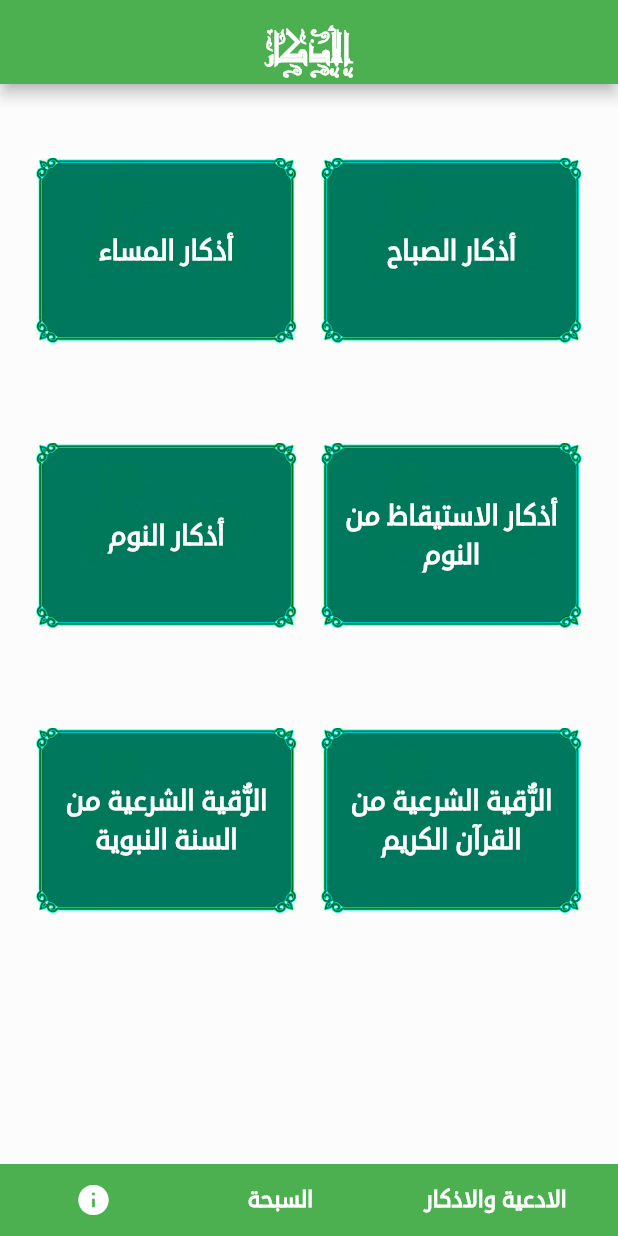
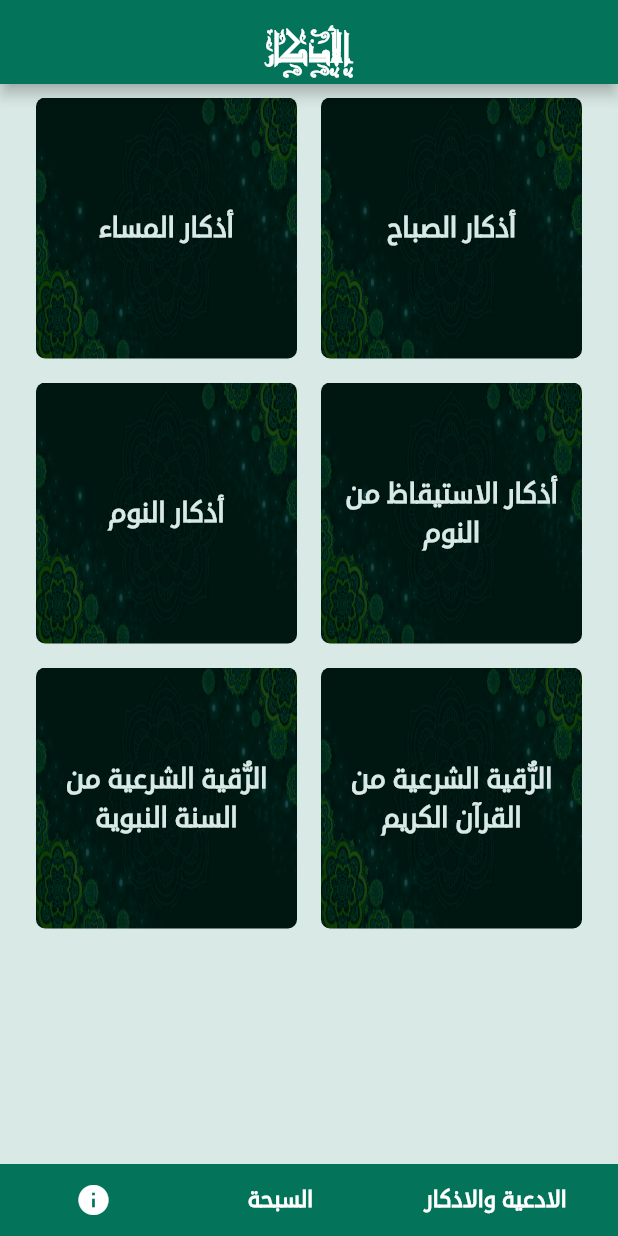
Before and after one commit to saeedhshm/my_sebha, a Flutter app: the screen it shows after launch, on a phone screen of 412 x 824 dp. Run offline on Flutter 3.47's test engine with Material 2 defaults, Android fonts, the phone set to English and light mode, and no system bars; our stand-ins replace flutter_tindercard, sleek_circular_slider, sqflite; missing offline and left inert: flutter_vibrate; accounts and stored records are empty; project files that could hold a hidden picture were left out.

```diff
--- /dev/null
+++ b/lib/generals/app_colors.dart
@@ -0,0 +1,8 @@
+import 'package:flutter/material.dart';
+
+class AppColors{
+  static var darkGreen = Color.fromRGBO(3, 115, 89, 1);
+  static var background = Color.fromRGBO(3, 115, 89, 0.2);
+  static var textLightColor = Color.fromRGBO(217, 233, 229, 1);
+
+}
--- a/lib/main.dart
+++ b/lib/main.dart
@@ -1,5 +1,6 @@
 import 'package:flutter/material.dart';
 import 'package:flutter_localizations/flutter_localizations.dart';
+import 'package:my_sebha/generals/app_colors.dart';
 import 'package:my_sebha/models/counter.dart';
 import 'package:my_sebha/screens/azkar_home.dart';
 import 'package:my_sebha/screens/sebha_counter_screen.dart';
@@ -42,8 +43,8 @@ class MyApp extends StatelessWidget {
         // Notice that the counter didn't reset back to zero; the application
         // is not restarted.
         primarySwatch: Colors.green,
-        accentColor: Colors.green,
-        backgroundColor: Colors.green[50],
+        accentColor: Color.fromRGBO(3, 115, 89, 1),
+        backgroundColor: AppColors.background,
 
         appBarTheme: AppBarTheme(
             textTheme: TextTheme(title:TextStyle(color: Colors.white,fontSize: 25,fontWeight: FontWeight.bold) )
--- a/lib/screens/azkar_home.dart
+++ b/lib/screens/azkar_home.dart
@@ -1,5 +1,6 @@
 import 'package:flutter/cupertino.dart';
 import 'package:flutter/material.dart';
+import 'package:my_sebha/generals/app_colors.dart';
 import 'package:my_sebha/screens/category_azkar_screen.dart';
 import 'package:my_sebha/view_models/azkar_cat_view_model.dart';
 import 'package:my_sebha/view_models/azkar_home_view_model.dart';
@@ -16,18 +17,18 @@ class AzkarHomeScreen extends StatelessWidget {
           style: TextStyle(fontFamily: 'Antic Decorative', letterSpacing: 3.0),
         ),
         centerTitle: true,
+        backgroundColor: AppColors.darkGreen,
       ),
+      backgroundColor: AppColors.background,
       body: Container(
         color: Colors.white.withOpacity(0.3),
-        padding: EdgeInsets.symmetric(vertical: 16, horizontal: 16),
+        padding: EdgeInsets.symmetric(vertical: 1, horizontal: 16),
         child: GridView.builder(
           itemCount:
               Provider.of<AzkarHomeViewModel>(context).azkarCategories.length,
           itemBuilder: (context, index) {
             String e = _viewModel.azkarCategories.toList()[index];
-            return Padding(
-              padding: const EdgeInsets.all(8.0),
-              child: InkWell(
+            return InkWell(
               onTap: () {
                 Navigator.push(context, MaterialPageRoute(builder: (context) {
                   return CategoryAzkarScreen(AzkarCatViewModel(
@@ -36,6 +37,8 @@ class AzkarHomeScreen extends StatelessWidget {
               },
               child: Hero(
                 tag: e,
+                child: Padding(
+                  padding: const EdgeInsets.all(8.0),
                   child: Container(
 //                  height: 50,
 //                    width: MediaQuery.of(context).size.width/2 - 30,
@@ -43,7 +46,7 @@ class AzkarHomeScreen extends StatelessWidget {
                     padding: EdgeInsets.all(8),
                     child: Center(
                         child: Text(e,
-                            style: TextStyle(fontSize: 18, fontWeight: FontWeight.bold,color: Colors.white,letterSpacing: 3,),
+                            style: TextStyle(fontSize: 18, fontWeight: FontWeight.bold,color: AppColors.textLightColor,letterSpacing: 3,),
 
                             textAlign: TextAlign.center)),
                     decoration: BoxDecoration(
@@ -52,9 +55,9 @@ class AzkarHomeScreen extends StatelessWidget {
                         // backgroundBlendMode: BlendMode.colorDodge,
                         image: DecorationImage(
 
-                            image: ExactAssetImage('assets/image/bg4.png'),
-                            colorFilter: ColorFilter.mode(Colors.green, BlendMode.colorBurn),
-                            fit: BoxFit.contain)),
+                            image: ExactAssetImage('assets/image/bg6.png'),
+                            // colorFilter: ColorFilter.mode(Colors.green, BlendMode.colorBurn),
+                            fit: BoxFit.fill)),
                   ),
                 ),
               ),
--- a/lib/screens/tabs_screen.dart
+++ b/lib/screens/tabs_screen.dart
@@ -1,4 +1,5 @@
 import 'package:flutter/material.dart';
+import 'package:my_sebha/generals/app_colors.dart';
 import 'package:my_sebha/screens/azkar_home.dart';
 import 'package:my_sebha/screens/info_screen.dart';
 import 'package:my_sebha/screens/sebha_counter_screen.dart';
@@ -19,7 +20,7 @@ class TabsHomeScreen extends StatelessWidget {
       body:getCurrentScreen(_viewModel.currentTab),
       bottomNavigationBar: Container(
 //        padding: EdgeInsets.all(16),
-        color: Colors.green,
+        color: AppColors.darkGreen,
         child: Row(
           mainAxisAlignment: MainAxisAlignment.spaceAround,
           children: [
```
Also changed, not shown: lib/screens/category_azkar_screen.dart (+34 -4 lines), lib/screens/info_screen.dart (+5 -2 lines), lib/screens/sebha_counter_screen.dart (+8 -6 lines), assets/image/bg6.png (added). Lines whose indentation alone changed are shown as unchanged.
